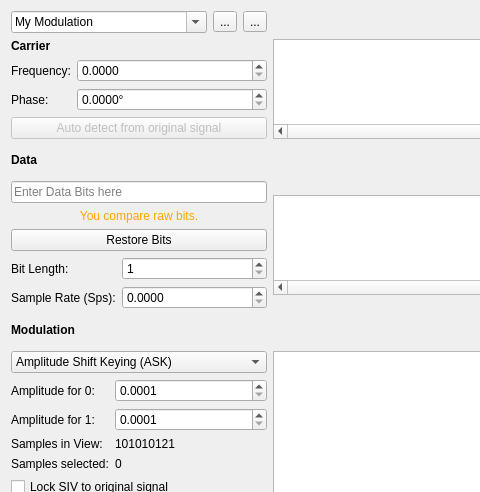
The window that ui/modulation.ui (jopohl/urh) describes before a commit, drawn with Qt 5; both pictures show x 0 to 480 and y 0 to 492 of the 1031 by 1050 pixel window.
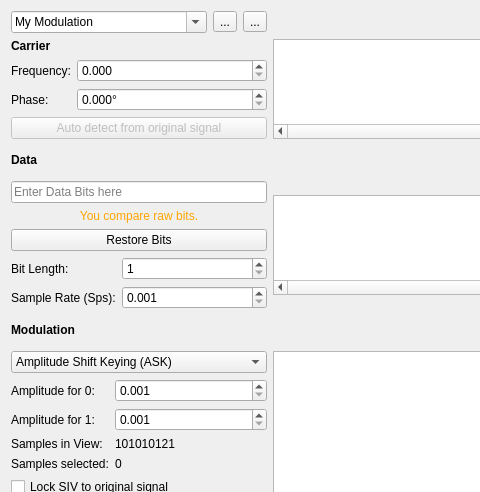
The same window after the commit. Icons and pictures are not drawn. Custom widgets are drawn as their Qt base class.

Diff of the .ui file:
```diff
--- a/ui/modulation.ui
+++ b/ui/modulation.ui
@@ -137,7 +137,7 @@
           <string/>
          </property>
          <property name="decimals">
-          <number>4</number>
+          <number>3</number>
          </property>
          <property name="minimum">
           <double>0.000000000000000</double>
@@ -172,7 +172,7 @@
           <string>°</string>
          </property>
          <property name="decimals">
-          <number>4</number>
+          <number>3</number>
          </property>
          <property name="maximum">
           <double>360.000000000000000</double>
@@ -288,10 +288,10 @@
           </sizepolicy>
          </property>
          <property name="decimals">
-          <number>4</number>
+          <number>3</number>
          </property>
          <property name="minimum">
-          <double>0.000000000000000</double>
+          <double>0.001000000000000</double>
          </property>
          <property name="maximum">
           <double>999999999.000000000000000</double>
@@ -353,10 +353,10 @@
           </sizepolicy>
          </property>
          <property name="decimals">
-          <number>4</number>
+          <number>3</number>
          </property>
          <property name="minimum">
-          <double>0.000100000000000</double>
+          <double>0.001000000000000</double>
          </property>
          <property name="maximum">
           <double>999999999.990000009536743</double>
@@ -461,10 +461,10 @@
           </sizepolicy>
          </property>
          <property name="decimals">
-          <number>4</number>
+          <number>3</number>
          </property>
          <property name="minimum">
-          <double>0.000100000000000</double>
+          <double>0.001000000000000</double>
          </property>
          <property name="maximum">
           <double>999999999.990000009536743</double>
```
